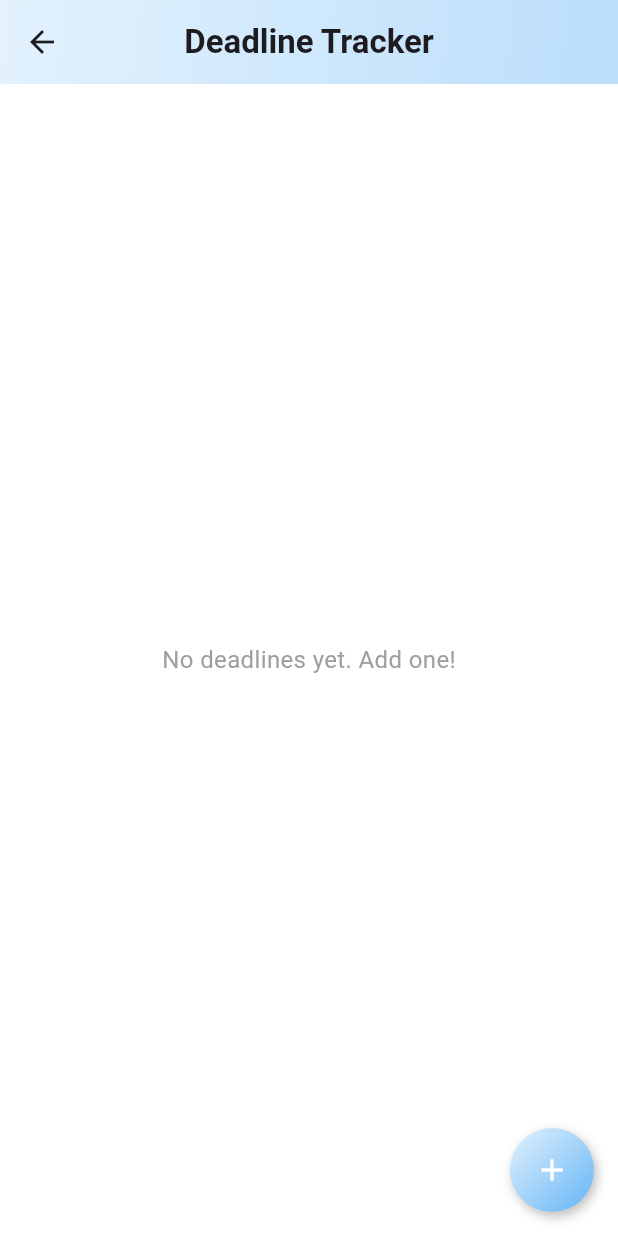
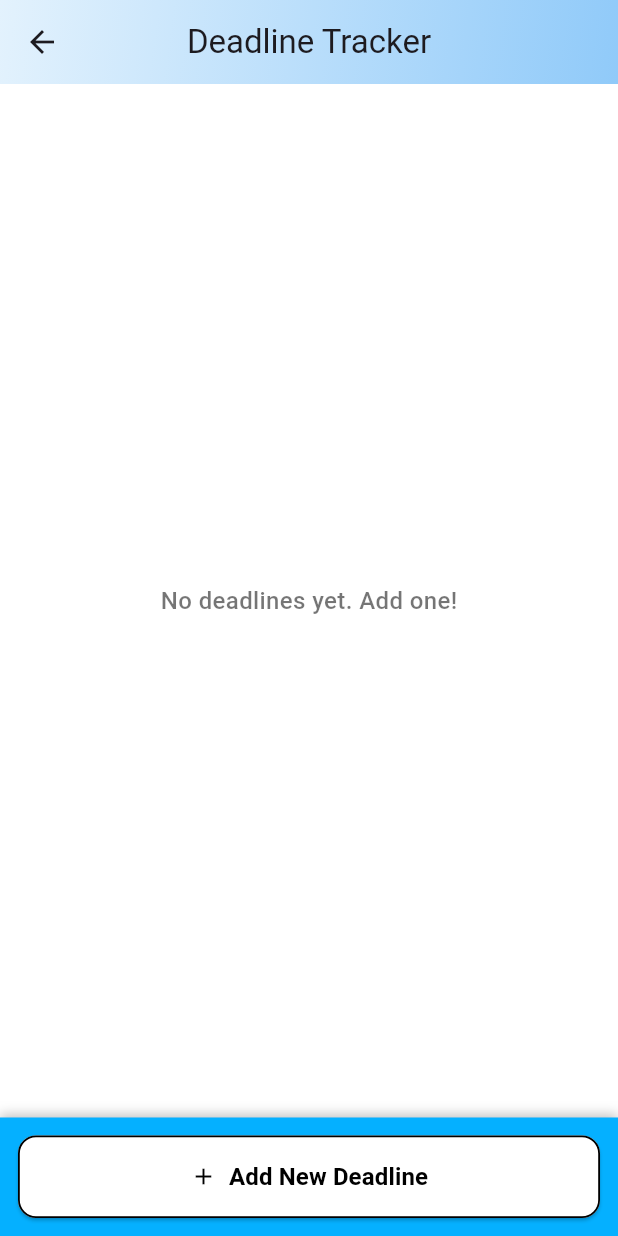
Before and after one commit to VegadManas/Studdy_buddy, a Flutter app: the DeadlineListScreen screen opened directly, on a phone screen of 412 x 824 dp. Run offline on Flutter 3.47's test engine with Material 3 defaults, Android fonts, the phone set to English and light mode, and no system bars; our stand-ins replace smooth_page_indicator.

Commit message:
add deadline

```diff
--- a/lib/deadline_tracker/deadline_list.dart
+++ b/lib/deadline_tracker/deadline_list.dart
@@ -10,37 +10,35 @@ class DeadlineListScreen extends StatelessWidget {
   Widget build(BuildContext context) {
     final deadlineProvider = Provider.of<DeadlineProvider>(context);
 
-    return Scaffold(
-      // AppBar with gradient
+    return SafeArea(
+      child: Scaffold(
+        // AppBar (Black & White theme)
         appBar: AppBar(
-        title: const Text(
-          "Deadline Tracker",
-          style: TextStyle(fontWeight: FontWeight.bold),
-        ),
+          title: const Text("Deadline Tracker"),
           centerTitle: true,
           flexibleSpace: Container(
             decoration: const BoxDecoration(
               gradient: LinearGradient(
-              colors: [
-                Color(0xFFE3F2FD), // very light blue
-                Color(0xFFBBDEFB), // soft sky blue
-              ],
                 begin: Alignment.topLeft,
                 end: Alignment.bottomRight,
+                colors: [Color(0xFFE3F2FD), Color(0xFF90CAF9)],
               ),
             ),
           ),
-        elevation: 0,
         ),
 
-      // Background plain white
+        // Background Black & White
         body: Container(
           color: Colors.white,
           child: deadlineProvider.deadlines.isEmpty
               ? const Center(
                   child: Text(
                     "No deadlines yet. Add one!",
-                  style: TextStyle(fontSize: 16, color: Colors.grey),
+                    style: TextStyle(
+                      fontSize: 16,
+                      color: Colors.black54,
+                      fontWeight: FontWeight.w500,
+                    ),
                   ),
                 )
               : ListView.builder(
@@ -48,75 +46,128 @@ class DeadlineListScreen extends StatelessWidget {
                   itemCount: deadlineProvider.deadlines.length,
                   itemBuilder: (context, index) {
                     final deadline = deadlineProvider.deadlines[index];
-                  return Card(
-                    shape: RoundedRectangleBorder(
-                      borderRadius: BorderRadius.circular(15),
+
+                    return Container(
+                      margin: const EdgeInsets.symmetric(vertical: 10),
+                      decoration: BoxDecoration(
+                        color: Colors.white,
+                        borderRadius: BorderRadius.circular(16),
+                        border: Border.all(color: Colors.black12, width: 0.8),
                       ),
-                    elevation: 4,
-                    margin: const EdgeInsets.symmetric(vertical: 8),
-                    child: ListTile(
-                      contentPadding: const EdgeInsets.all(16),
-                      leading: Container(
-                        padding: const EdgeInsets.all(10),
-                        decoration: const BoxDecoration(
-                          shape: BoxShape.circle,
-                          color: Color(0xFF90CAF9), // soft plain blue
+                      child: Padding(
+                        padding: const EdgeInsets.all(16),
+                        child: Row(
+                          crossAxisAlignment: CrossAxisAlignment.start,
+                          children: [
+                            // Leading Icon with background
+                            Container(
+                              padding: const EdgeInsets.all(14),
+                              decoration: BoxDecoration(
+                                color: Colors.black,
+                                borderRadius: BorderRadius.circular(12),
                               ),
                               child: const Icon(
-                          Icons.assignment,
+                                Icons.assignment_outlined,
                                 color: Colors.white,
+                                size: 28,
                               ),
                             ),
-                      title: Text(
+
+                            const SizedBox(width: 16),
+
+                            // Title + Subtitle
+                            Expanded(
+                              child: Column(
+                                crossAxisAlignment: CrossAxisAlignment.start,
+                                children: [
+                                  Text(
                                     deadline.title,
                                     style: const TextStyle(
                                       fontWeight: FontWeight.bold,
-                          fontSize: 16,
+                                      fontSize: 18,
+                                      color: Colors.black,
                                     ),
                                   ),
-                      subtitle: Text(
-                        "${deadline.subject} | Due: ${deadline.dueDate.toLocal().toString().split(' ')[0]}",
-                        style: const TextStyle(color: Colors.black87),
+                                  const SizedBox(height: 6),
+                                  Text(
+                                    deadline.subject,
+                                    style: const TextStyle(
+                                      fontSize: 14,
+                                      color: Colors.grey,
                                     ),
-                      trailing: IconButton(
-                        icon: const Icon(Icons.delete, color: Colors.red),
+                                  ),
+                                  const SizedBox(height: 4),
+                                  Text(
+                                    "Due: ${deadline.dueDate.toLocal().toString().split(' ')[0]}",
+                                    style: const TextStyle(
+                                      fontSize: 13,
+                                      fontWeight: FontWeight.w500,
+                                      color: Colors.redAccent,
+                                    ),
+                                  ),
+                                ],
+                              ),
+                            ),
+
+                            // Delete Button
+                            IconButton(
+                              icon: const Icon(
+                                Icons.delete_forever_rounded,
+                                color: Colors.red,
+                                size: 28,
+                              ),
                               onPressed: () {
                                 deadlineProvider.removeDeadline(index);
                               },
+                            ),
+                          ],
                         ),
                       ),
                     );
                   },
                 ),
         ),
-
-      // Floating Action Button with blue gradient
-      floatingActionButton: Container(
-        decoration: BoxDecoration(
-          gradient: const LinearGradient(
-            colors: [Color(0xFFE3F2FD), Color(0xFF64B5F6)],
-            begin: Alignment.topLeft,
-            end: Alignment.bottomRight,
-          ),
-          borderRadius: BorderRadius.circular(30),
-          boxShadow: const [
+        bottomNavigationBar: Container(
+          padding: const EdgeInsets.all(12),
+          decoration: const BoxDecoration(
+            color: Color.fromARGB(255, 5, 176, 255),
+            boxShadow: [
               BoxShadow(
                 color: Colors.black26,
                 blurRadius: 6,
-              offset: Offset(2, 3),
+                offset: Offset(0, -2),
               ),
             ],
           ),
-        child: FloatingActionButton(
-          backgroundColor: Colors.transparent,
-          elevation: 0,
+          child: SizedBox(
+            width: 500,
+            child: ElevatedButton.icon(
               onPressed: () {
                 Navigator.push(
                   context,
                   MaterialPageRoute(builder: (_) => const AddDeadlineScreen()),
                 );
               },
-          child: const Icon(Icons.add, color: Colors.white),
+              style: ElevatedButton.styleFrom(
+                backgroundColor: Colors.white,
+                foregroundColor: Colors.black,
+                shape: RoundedRectangleBorder(
+                  borderRadius: BorderRadius.circular(12),
+                  side: const BorderSide(color: Colors.black, width: 1.2),
+                ),
+                padding: const EdgeInsets.symmetric(vertical: 16),
+              ),
+              icon: const Icon(Icons.add, color: Colors.black),
+              label: const Text(
+                "Add New Deadline",
+                style: TextStyle(
+                  fontSize: 16,
+                  fontWeight: FontWeight.bold,
+                  color: Colors.black,
+                ),
+              ),
+            ),
+          ),
         ),
       ),
     );
```
Lines whose indentation alone changed are shown as unchanged.
